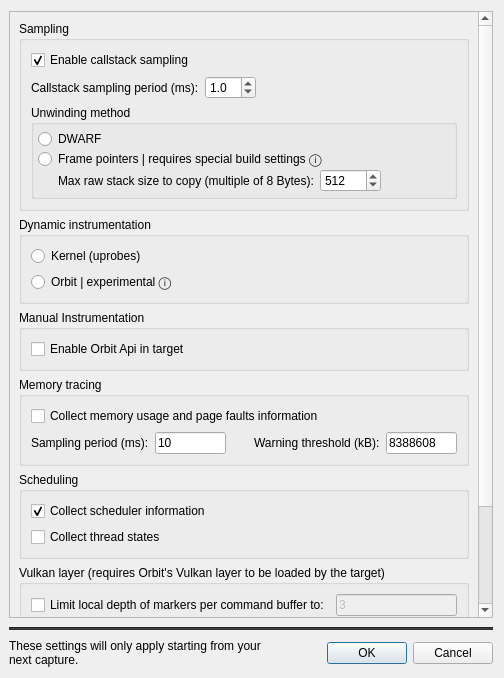
Qt form src/OrbitQt/CaptureOptionsDialog.ui (google/orbit) before a commit.
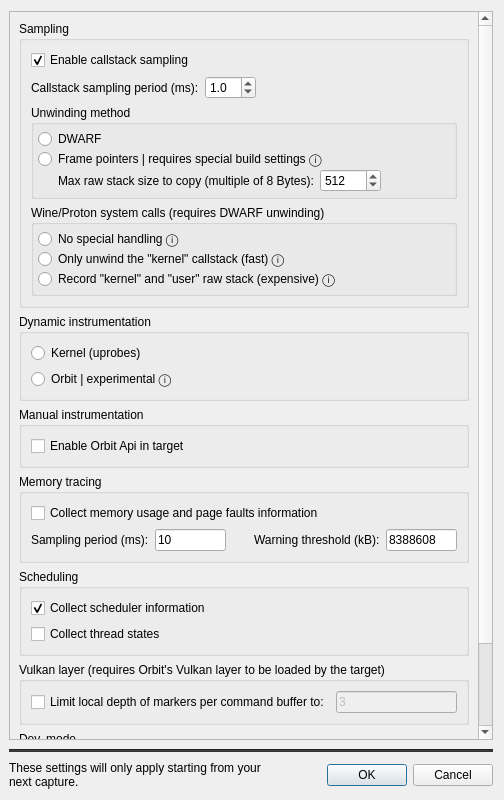
The same form after that commit. Custom widgets are drawn as their Qt base class.

Commit message:
Expose capture option for wine syscall handling (#3907)
This exposes the different options to handle wine
system calls. The "no handling" options is
hidden behind devmode, as we do not test this.

Follow-up: The actual handling for copying the
user-stack is still missing and will follow in a
different PR.

Test: Manual on E2E prototype

```diff
--- a/src/OrbitQt/CaptureOptionsDialog.ui
+++ b/src/OrbitQt/CaptureOptionsDialog.ui
@@ -10,7 +10,7 @@
     <x>0</x>
     <y>0</y>
     <width>504</width>
-    <height>678</height>
+    <height>800</height>
    </rect>
   </property>
   <property name="windowTitle">
@@ -67,8 +67,8 @@
        <rect>
         <x>0</x>
         <y>0</y>
-        <width>470</width>
-        <height>767</height>
+        <width>502</width>
+        <height>990</height>
        </rect>
       </property>
       <layout class="QVBoxLayout" name="verticalLayout_3">
@@ -282,6 +282,60 @@
             </layout>
            </widget>
           </item>
+          <item>
+           <widget class="QGroupBox" name="wineGroupBox">
+            <property name="title">
+             <string>Wine/Proton system calls (requires DWARF unwinding)</string>
+            </property>
+            <layout class="QVBoxLayout" name="verticalLayout">
+             <property name="spacing">
+              <number>0</number>
+             </property>
+             <property name="leftMargin">
+              <number>4</number>
+             </property>
+             <property name="topMargin">
+              <number>4</number>
+             </property>
+             <property name="rightMargin">
+              <number>4</number>
+             </property>
+             <property name="bottomMargin">
+              <number>4</number>
+             </property>
+             <item>
+              <widget class="QRadioButton" name="wineNoneRadioButton">
+               <property name="toolTip">
+                <string>&lt;html&gt;&lt;head/&gt;&lt;body&gt;&lt;p&gt;With Wine 7 (and Proton 7), the implementation of Windows system calls operates on a different stack. Orbit's DWARF stack unwinding requires a copy of the stack to successfully unwind the callstack offline. This copy will not contain the &amp;quot;Windows user-space&amp;quot; stack, and thus unwinding will fail on the bridge method (&lt;span style=&quot; font-weight:600;&quot;&gt;__wine_syscall_dispatcher&lt;/span&gt;).&lt;/p&gt;&lt;p&gt;With this option, Orbit will not perform any special handling for Wine system calls.&lt;/p&gt;&lt;p&gt;On Wine 7, Orbit will likely fail unwinding after the &amp;quot;&lt;span style=&quot; font-weight:600;&quot;&gt;__wine_syscall_dispatcher&lt;/span&gt;&amp;quot; function and report an unwinding error.&lt;/p&gt;&lt;/body&gt;&lt;/html&gt;</string>
+               </property>
+               <property name="text">
+                <string>No special handling ⓘ</string>
+               </property>
+              </widget>
+             </item>
+             <item>
+              <widget class="QRadioButton" name="wineStopRadioButton">
+               <property name="toolTip">
+                <string>&lt;html&gt;&lt;head/&gt;&lt;body&gt;&lt;p&gt;With Wine 7 (and Proton 7), the implementation of Windows system calls operates on a different stack. Orbit's DWARF stack unwinding requires a copy of the stack to successfully unwind the callstack offline. This copy will not contain the &amp;quot;Windows user-space&amp;quot; stack, and thus unwinding will fail on the bridge method (&lt;span style=&quot; font-weight:600;&quot;&gt;__wine_syscall_dispatcher&lt;/span&gt;).&lt;/p&gt;&lt;p&gt;With this option, Orbit will stop unwinding when reaching the &amp;quot;&lt;span style=&quot; font-weight:600;&quot;&gt;__wine_syscall_dispatcher&lt;/span&gt;&amp;quot; function and will not report an unwinding error.&lt;/p&gt;&lt;/body&gt;&lt;/html&gt;</string>
+               </property>
+               <property name="text">
+                <string>Only unwind the &quot;kernel&quot; callstack (fast) ⓘ</string>
+               </property>
+              </widget>
+             </item>
+             <item>
+              <widget class="QRadioButton" name="wineRecordRadioButton">
+               <property name="toolTip">
+                <string>&lt;html&gt;&lt;head/&gt;&lt;body&gt;&lt;p&gt;With Wine 7 (and Proton 7), the implementation of Windows system calls operates on a different stack. Orbit's DWARF stack unwinding requires a copy of the stack to successfully unwind the callstack offline. This copy will not contain the &amp;quot;Windows user-space&amp;quot; stack, and thus unwinding will fail on the bridge method (&lt;span style=&quot; font-weight:600;&quot;&gt;__wine_syscall_dispatcher&lt;/span&gt;).&lt;/p&gt;&lt;p&gt;With this option, Orbit will record the &amp;quot;Windows user-space&amp;quot; on every call to &amp;quot;&lt;span style=&quot; font-weight:600;&quot;&gt;__wine_syscall_dispatcher&lt;/span&gt;&amp;quot; to have it available during unwinding.&lt;/p&gt;&lt;p&gt;While this approach yields complete callstacks, it introduces significant performance overhead.&lt;/p&gt;&lt;/body&gt;&lt;/html&gt;</string>
+               </property>
+               <property name="text">
+                <string>Record &quot;kernel&quot; and &quot;user&quot; raw stack (expensive) ⓘ</string>
+               </property>
+              </widget>
+             </item>
+            </layout>
+           </widget>
+          </item>
          </layout>
         </widget>
        </item>
@@ -335,7 +389,7 @@
        <item>
         <widget class="QGroupBox" name="manualInstrumentationGroupBox">
          <property name="title">
-          <string>Manual Instrumentation</string>
+          <string>Manual instrumentation</string>
          </property>
          <layout class="QVBoxLayout" name="verticalLayout_9">
           <item>
@@ -517,7 +571,7 @@
        <item>
         <widget class="QGroupBox" name="devModeGroupBox">
          <property name="title">
-          <string>Dev. Mode</string>
+          <string>Dev. mode</string>
          </property>
          <layout class="QVBoxLayout" name="verticalLayout_10">
           <item>
```
The commit also changes 4 other files.
